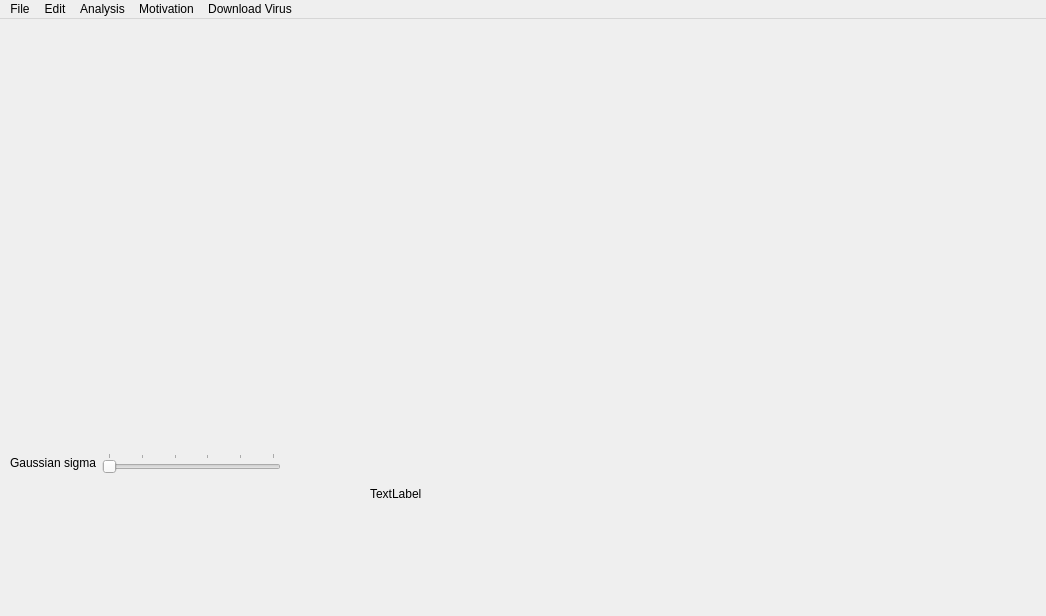
Above: form.ui from simonwb98/cc-gui before the change. Below: the same form after it.
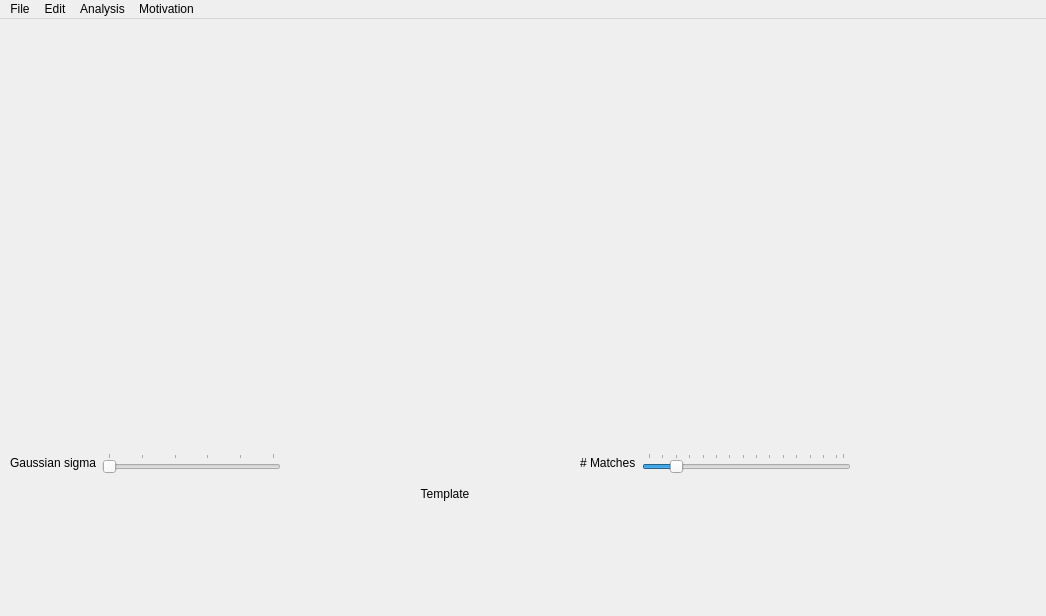
That is the form after the change.

Commit message: can now highlight several regions of interest. however, this is not yet performing local suppression, so it's drawing matches on top of one another.

Diff of the .ui file:
```diff
--- a/form.ui
+++ b/form.ui
@@ -97,8 +97,67 @@
      </rect>
     </property>
     <property name="text">
-     <string>TextLabel</string>
+     <string>Template</string>
     </property>
+    <property name="scaledContents">
+     <bool>false</bool>
+    </property>
+    <property name="alignment">
+     <set>Qt::AlignCenter</set>
+    </property>
+   </widget>
+   <widget class="QWidget" name="resultWidget" native="true">
+    <property name="geometry">
+     <rect>
+      <x>580</x>
+      <y>404</y>
+      <width>271</width>
+      <height>81</height>
+     </rect>
+    </property>
+    <layout class="QGridLayout" name="gridLayout_2">
+     <item row="0" column="0">
+      <widget class="QLabel" name="matchesLabel">
+       <property name="text">
+        <string># Matches</string>
+       </property>
+      </widget>
+     </item>
+     <item row="0" column="3">
+      <widget class="QSlider" name="matchesSlider">
+       <property name="minimum">
+        <number>1</number>
+       </property>
+       <property name="maximum">
+        <number>30</number>
+       </property>
+       <property name="pageStep">
+        <number>5</number>
+       </property>
+       <property name="value">
+        <number>5</number>
+       </property>
+       <property name="sliderPosition">
+        <number>5</number>
+       </property>
+       <property name="orientation">
+        <enum>Qt::Horizontal</enum>
+       </property>
+       <property name="invertedAppearance">
+        <bool>false</bool>
+       </property>
+       <property name="invertedControls">
+        <bool>false</bool>
+       </property>
+       <property name="tickPosition">
+        <enum>QSlider::TicksAbove</enum>
+       </property>
+       <property name="tickInterval">
+        <number>2</number>
+       </property>
+      </widget>
+     </item>
+    </layout>
    </widget>
   </widget>
   <widget class="QMenuBar" name="menubar">
@@ -138,11 +197,6 @@
     </property>
     <addaction name="actionPlay_GDR_worker_s_songs"/>
    </widget>
-   <widget class="QMenu" name="menuDownload_Virus">
-    <property name="title">
-     <string>Download Virus</string>
-    </property>
-   </widget>
    <widget class="QMenu" name="menuEdit">
     <property name="title">
      <string>Edit</string>
@@ -154,7 +208,6 @@
    <addaction name="menuEdit"/>
    <addaction name="menuAnalysis"/>
    <addaction name="menuMotivation"/>
-   <addaction name="menuDownload_Virus"/>
   </widget>
   <action name="actionOpen_File">
    <property name="text">
```
Left out of the diff: 4 changed lines with no effect on the pictures. The commit also changes 3592 other files.
